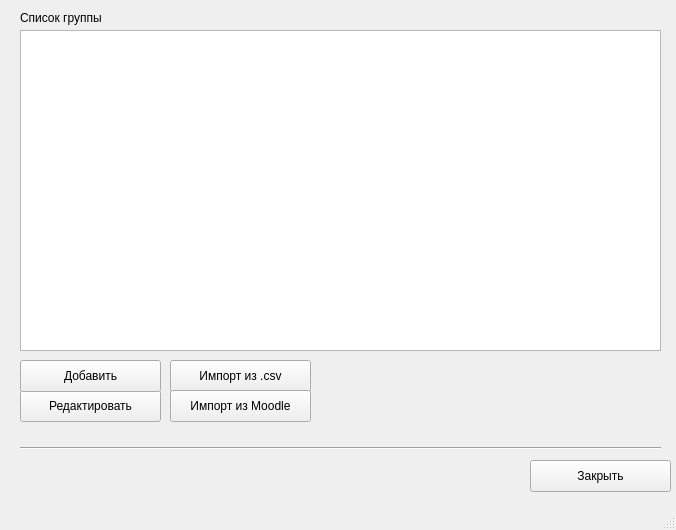
Before: the Qt Designer form forms/qt/student_list.ui in ziminyuri/student-performance-analysis, drawn with Qt 5.
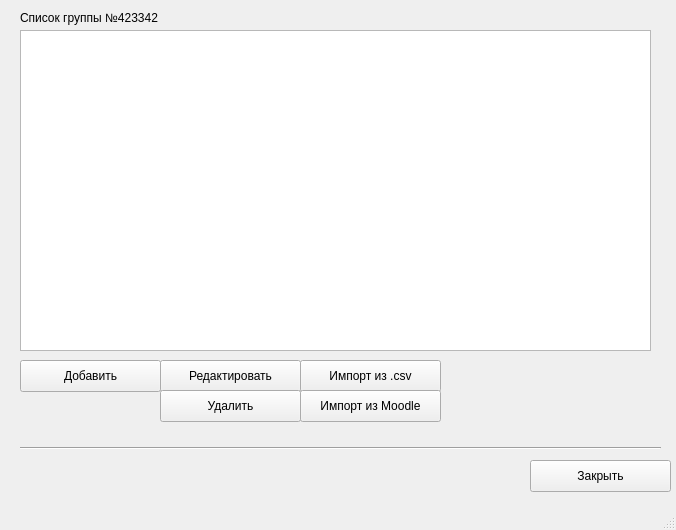
After: the same form once the commit is applied.

Diff of the .ui file:
```diff
--- a/forms/qt/student_list.ui
+++ b/forms/qt/student_list.ui
@@ -24,14 +24,14 @@
      </rect>
     </property>
     <property name="text">
-     <string>Список группы</string>
+     <string>Список группы №423342</string>
     </property>
    </widget>
    <widget class="QPushButton" name="pushButton">
     <property name="geometry">
      <rect>
-      <x>20</x>
-      <y>390</y>
+      <x>160</x>
+      <y>360</y>
       <width>141</width>
       <height>32</height>
      </rect>
@@ -53,16 +53,6 @@
      <string>Закрыть</string>
     </property>
    </widget>
-   <widget class="QListWidget" name="listWidget">
-    <property name="geometry">
-     <rect>
-      <x>20</x>
-      <y>30</y>
-      <width>641</width>
-      <height>321</height>
-     </rect>
-    </property>
-   </widget>
    <widget class="QPushButton" name="pushButton_3">
     <property name="geometry">
      <rect>
@@ -92,7 +82,7 @@
    <widget class="QPushButton" name="pushButton_4">
     <property name="geometry">
      <rect>
-      <x>170</x>
+      <x>300</x>
       <y>360</y>
       <width>141</width>
       <height>32</height>
@@ -105,7 +95,7 @@
    <widget class="QPushButton" name="pushButton_5">
     <property name="geometry">
      <rect>
-      <x>170</x>
+      <x>300</x>
       <y>390</y>
       <width>141</width>
       <height>32</height>
@@ -115,6 +105,29 @@
      <string>Импорт из Moodle</string>
     </property>
    </widget>
+   <widget class="QTableWidget" name="tableWidget">
+    <property name="geometry">
+     <rect>
+      <x>20</x>
+      <y>30</y>
+      <width>631</width>
+      <height>321</height>
+     </rect>
+    </property>
+   </widget>
+   <widget class="QPushButton" name="pushButton_6">
+    <property name="geometry">
+     <rect>
+      <x>160</x>
+      <y>390</y>
+      <width>141</width>
+      <height>32</height>
+     </rect>
+    </property>
+    <property name="text">
+     <string>Удалить</string>
+    </property>
+   </widget>
   </widget>
   <widget class="QStatusBar" name="statusbar"/>
  </widget>
```
